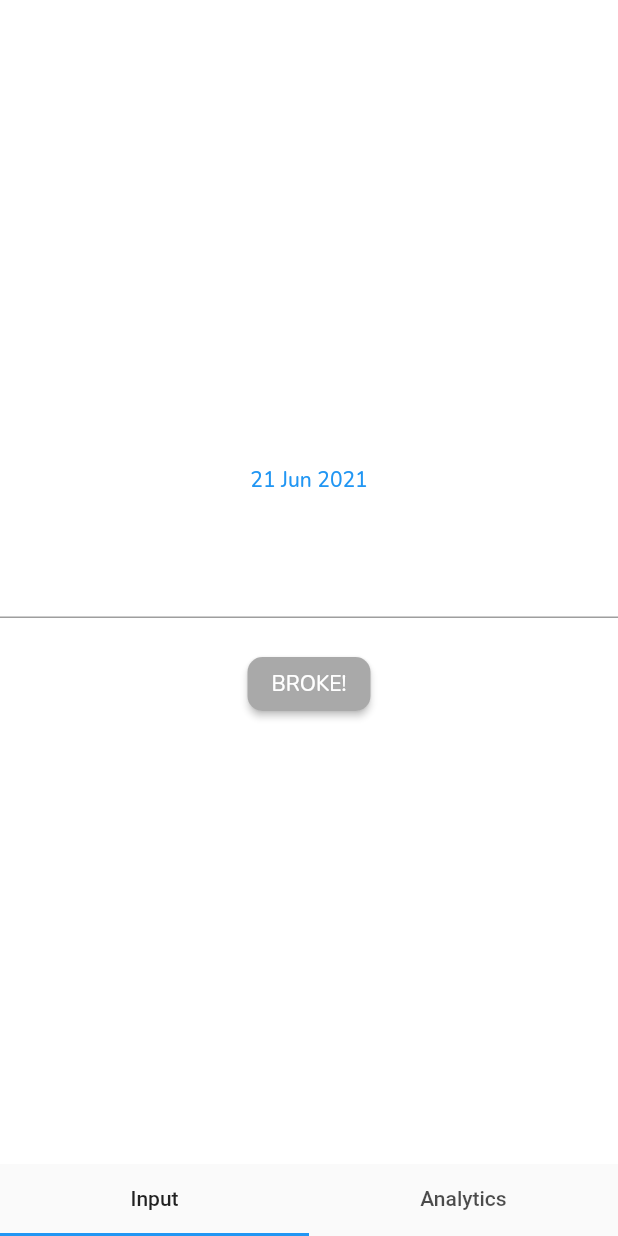
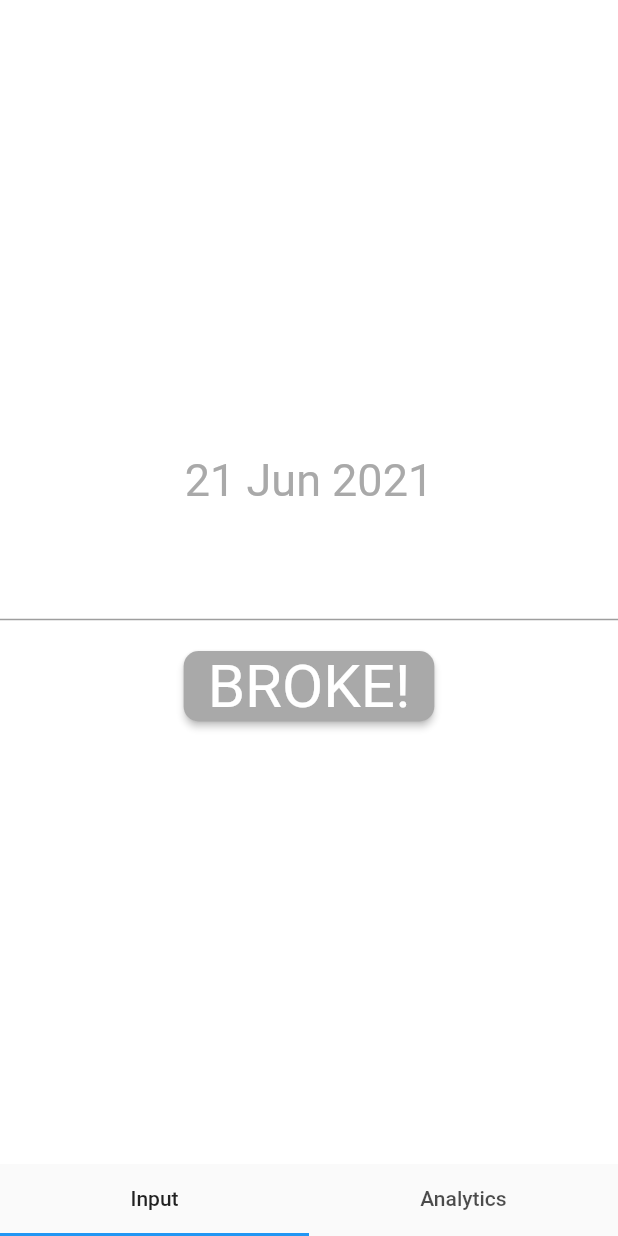
Before and after one commit to phantomcorn/Broked, a Flutter app: the screen it shows after launch, on a phone screen of 412 x 824 dp. Run offline on Flutter 3.47's test engine with Material 2 defaults, Android fonts, the phone set to English and light mode, and no system bars; our stand-ins replace flutter_datetime_picker, google_fonts, sqflite; accounts and stored records are empty.

Commit message:
adjust fonts of button and date picker

```diff
--- a/lib/CustomTheme.dart
+++ b/lib/CustomTheme.dart
@@ -16,6 +16,17 @@ class customTheme {
               borderRadius: BorderRadius.circular(10)
           ),
           primary : const Color.fromRGBO(169, 169, 169, 1),
+          textStyle: TextStyle(
+            fontSize: 40
+          )
+        )
+      ),
+      textButtonTheme: TextButtonThemeData(
+        style: TextButton.styleFrom(
+          primary: const Color.fromRGBO(169, 169, 169, 1),
+          textStyle: TextStyle(
+            fontSize: 30
+          )
         )
       )
     );
```
